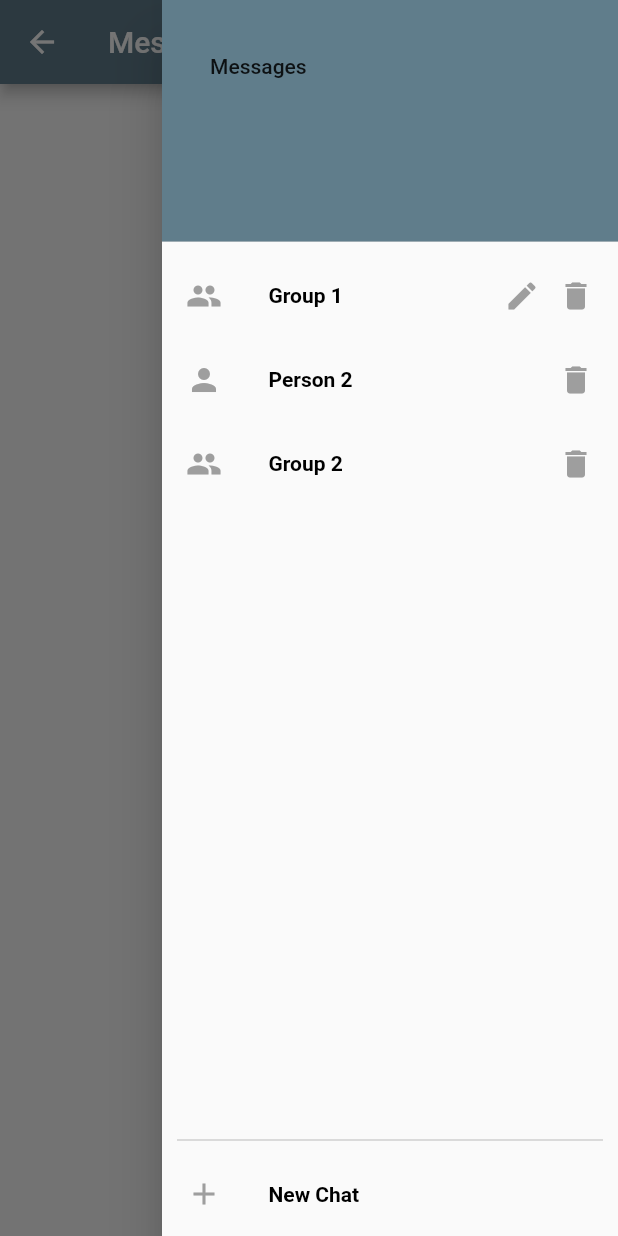
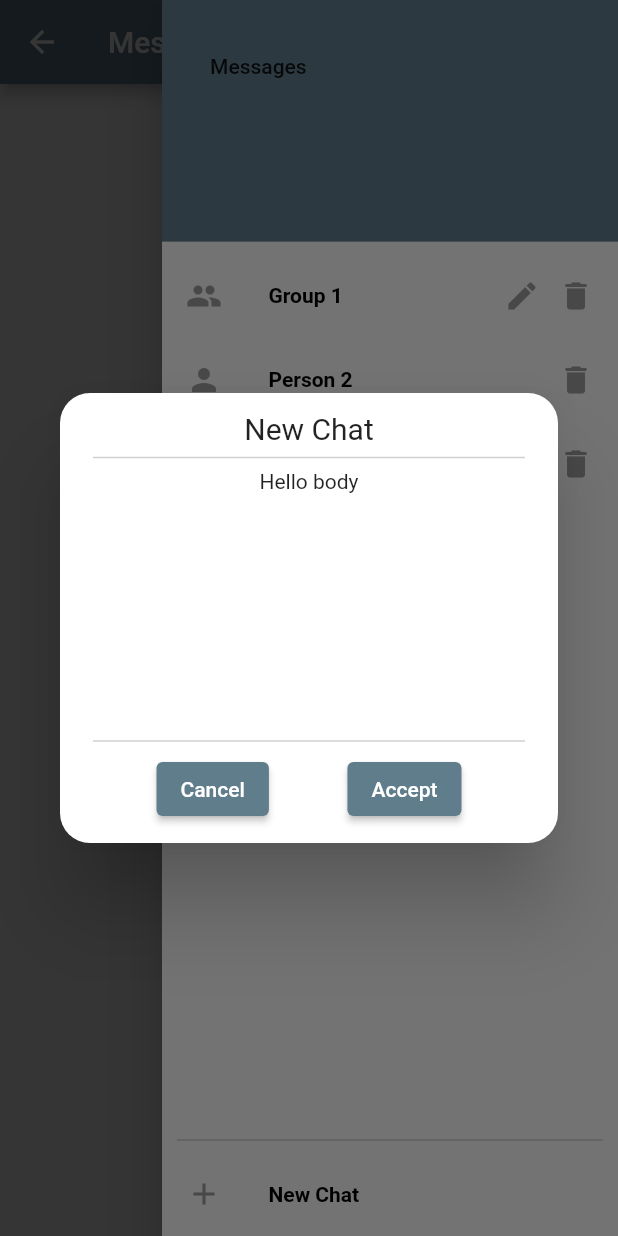
Before and after one commit to matheusgm/Learning-Flutter-Tools, a Flutter app: the MessengerScreen screen opened by its route, in the side drawer, after a tap on "New Chat", on a phone screen of 412 x 824 dp. Run offline on Flutter 3.47's test engine with Material 2 defaults, Android fonts, the phone set to English and light mode, and no system bars; our stand-ins replace sprintf.

Commit message:
creation of generic modals

```diff
--- a/lib/messenger_screen.dart
+++ b/lib/messenger_screen.dart
@@ -1,6 +1,7 @@
 import 'package:flutter/material.dart';
 import 'package:learning_flutter_tools/model/group_chat.dart';
 import 'package:learning_flutter_tools/model/personal_chat.dart';
+import 'package:learning_flutter_tools/widget/modal_widget.dart';
 import 'package:learning_flutter_tools/widget/my_list_tile_widget.dart';
 import 'dart:developer' as developer;
 import 'model/chat.dart';
@@ -156,6 +157,20 @@ class _MessengerScreen extends State<MessengerScreen> {
           GestureDetector(
             onTap: () {
               developer.log("Creating a new group", name: messengerScreen);
+              showDialog(
+                context: context,
+                builder: (BuildContext context) {
+                  return Modal(
+                    headerTitle: "New Chat",
+                    body: Column(
+                      children: const [
+                        Text("Hello body"),
+                      ],
+                    ),
+                    modalButtons: ModalButtons.cancelAndAccept,
+                  );
+                },
+              );
             },
             child: const MyListTile(
               leading: Icon(Icons.add),
--- /dev/null
+++ b/lib/widget/modal_widget.dart
@@ -0,0 +1,106 @@
+import 'package:flutter/material.dart';
+
+class Modal extends StatelessWidget {
+  final String? headerTitle;
+  final Widget? body;
+  final ModalButtons modalButtons;
+  const Modal({this.body, this.headerTitle, this.modalButtons = ModalButtons.ok, Key? key}) : super(key: key);
+
+  @override
+  Widget build(BuildContext context) {
+    return Dialog(
+      shape: RoundedRectangleBorder(
+        borderRadius: BorderRadius.circular(20.0),
+      ),
+      child: Container(
+        constraints: const BoxConstraints(maxHeight: 300),
+        child: Padding(
+          padding: const EdgeInsets.all(12.0),
+          child: Column(
+            mainAxisSize: MainAxisSize.min,
+            children: [
+              modalHeader(),
+              modalBody(),
+              modalFooter(),
+            ],
+          ),
+        ),
+      ),
+    );
+  }
+
+  Widget modalHeader() {
+    return Align(
+      alignment: FractionalOffset.topCenter,
+      child: Column(
+        children: <Widget>[
+          Text(
+            headerTitle ?? "Welcome",
+            style: const TextStyle(
+              fontSize: 20,
+            ),
+          ),
+          const Divider(
+            thickness: 1,
+            indent: 10,
+            endIndent: 10,
+            color: Color.fromARGB(255, 208, 208, 208),
+          ),
+        ],
+      ),
+    );
+  }
+
+  Widget modalBody() {
+    return Expanded(
+      child: body ?? const Text("Body is null"),
+    );
+  }
+
+  Widget modalFooter() {
+    return Align(
+      alignment: FractionalOffset.bottomCenter,
+      child: Column(
+        children: <Widget>[
+          const Divider(
+            thickness: 1,
+            indent: 10,
+            endIndent: 10,
+            color: Color.fromARGB(255, 208, 208, 208),
+          ),
+          Row(
+            mainAxisAlignment: MainAxisAlignment.spaceEvenly,
+            children: [
+              if (modalButtons == ModalButtons.noAndYes) ...[
+                ElevatedButton(
+                  onPressed: () {},
+                  child: const Text("No"),
+                ),
+                ElevatedButton(
+                  onPressed: () {},
+                  child: const Text("Yes"),
+                )
+              ] else if (modalButtons == ModalButtons.cancelAndAccept) ...[
+                ElevatedButton(
+                  onPressed: () {},
+                  child: const Text("Cancel"),
+                ),
+                ElevatedButton(
+                  onPressed: () {},
+                  child: const Text("Accept"),
+                )
+              ] else ...[
+                ElevatedButton(
+                  onPressed: () {},
+                  child: const Text("Ok"),
+                )
+              ]
+            ],
+          )
+        ],
+      ),
+    );
+  }
+}
+
+enum ModalButtons { ok, noAndYes, cancelAndAccept }
--- a/lib/widget/my_list_tile_widget.dart
+++ b/lib/widget/my_list_tile_widget.dart
@@ -19,7 +19,7 @@ class MyListTile extends StatelessWidget {
       onTap: onTapTile,
       child: Container(
         padding: const EdgeInsets.all(10),
-        // color: Colors.blueAccent,
+        color: Colors.transparent,
         child: Row(
           children: [
             leading != null
```
